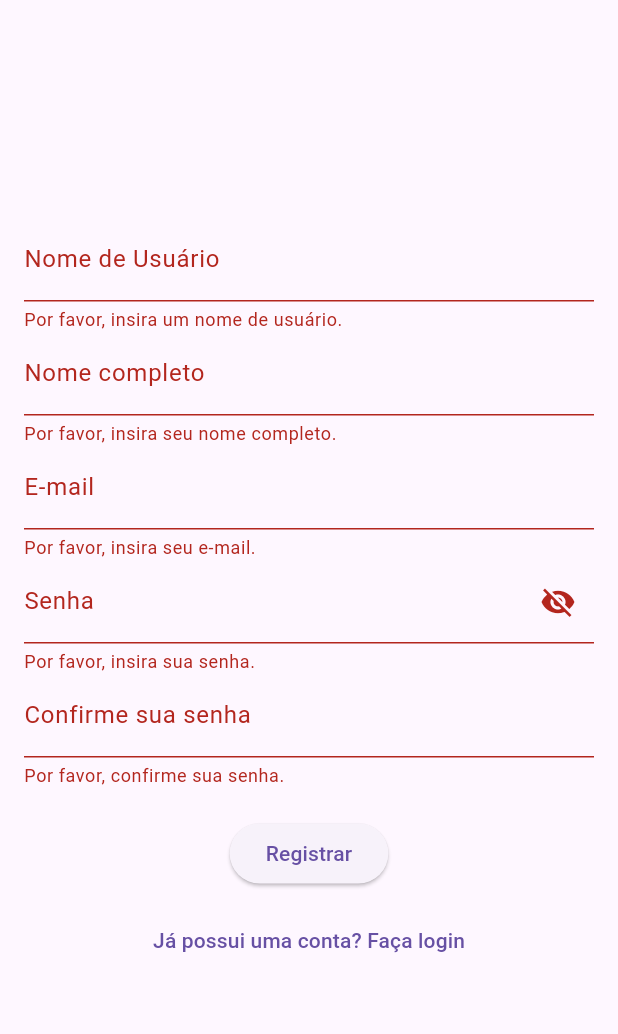
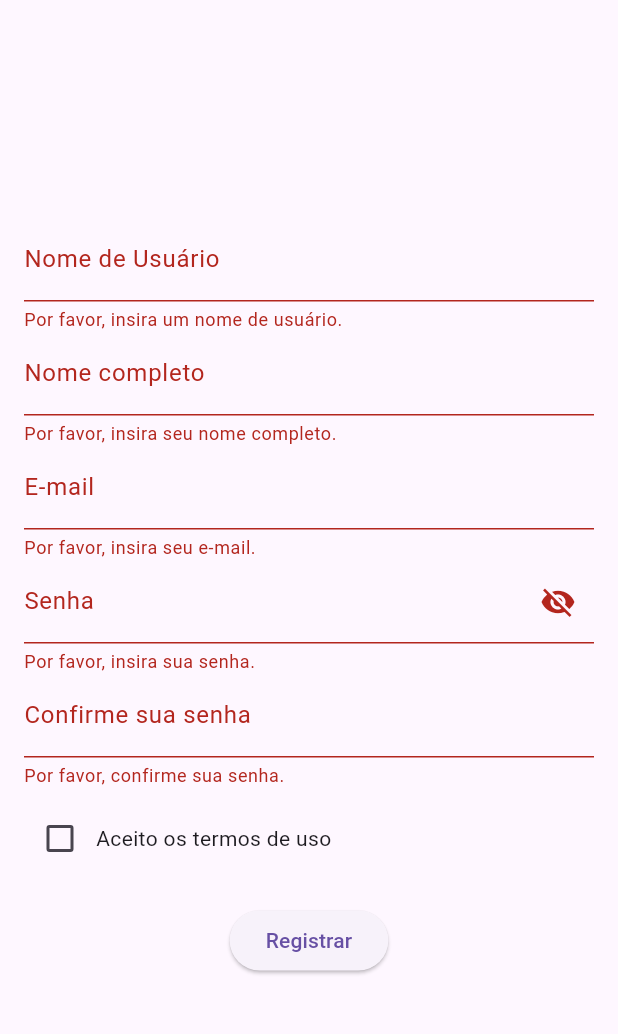
Before and after one commit to LucasVinicius47/Registro_Flutter, a Flutter app: the screen it shows after launch, after a tap on "Registrar", on a phone screen of 412 x 824 dp, the part 63-1097 px from its top. Run offline on Flutter 3.47's test engine with Material 3 defaults, Android fonts, the light colour scheme and no system bars; Roboto replaces fonts that are missing (CustomFont).

Commit message:
descrição das alterações

```diff
--- a/lib/main.dart
+++ b/lib/main.dart
@@ -13,14 +13,14 @@ class MyApp extends StatelessWidget {
       title: 'Registro App',
       theme: ThemeData(
         primarySwatch: Colors.blue,
-        fontFamily: 'CustomFont', // fonte
+        fontFamily: 'CustomFont', // Fonte global
       ),
       home: const RegisterScreen(), // Tela de registro como inicial
     );
   }
 }
 
-// armazenamento de dados
+// Simular armazenamento de dados
 String? registeredUsername;
 String? registeredPassword;
 
@@ -84,7 +84,7 @@ class _LoginScreenState extends State<LoginForms> {
       const SnackBar(content: Text('Login realizado com sucesso!')),
     );
 
-    // Ir para a tela principal
+    // Navegar para a tela principal
     Navigator.pushReplacement(
       context,
       MaterialPageRoute(
@@ -143,9 +143,17 @@ class _RegisterScreenState extends State<RegisterScreen> {
   final _confirmPasswordController = TextEditingController();
   bool _isPasswordVisible = false;
   bool _isLoading = false;
+  bool _termsAccepted = false; // Estado do checkbox
 
   void _register() {
     if (_formKey.currentState!.validate()) {
+      if (!_termsAccepted) {
+        ScaffoldMessenger.of(context).showSnackBar(
+          const SnackBar(content: Text('Você deve aceitar os termos de uso para continuar.')),
+        );
+        return;
+      }
+
       setState(() {
         _isLoading = true;
       });
@@ -166,7 +174,7 @@ class _RegisterScreenState extends State<RegisterScreen> {
           ),
         );
 
-        // Ir para a tela de login
+        // Navegar para a tela de login
         Navigator.pushReplacement(
           context,
           MaterialPageRoute(
@@ -274,6 +282,22 @@ class _RegisterScreenState extends State<RegisterScreen> {
                       return null;
                     },
                   ),
+                  const SizedBox(height: 10),
+                  Row(
+                    children: [
+                      Checkbox(
+                        value: _termsAccepted,
+                        onChanged: (value) {
+                          setState(() {
+                            _termsAccepted = value!;
+                          });
+                        },
+                      ),
+                      const Expanded(
+                        child: Text('Aceito os termos de uso'),
+                      ),
+                    ],
+                  ),
                   const SizedBox(height: 20),
                   _isLoading
                       ? const CircularProgressIndicator()
@@ -281,17 +305,6 @@ class _RegisterScreenState extends State<RegisterScreen> {
                           onPressed: _register,
                           child: const Text('Registrar'),
                         ),
-                  const SizedBox(height: 10),
-                  TextButton(
-                    onPressed: () {
-                      // Ir para a tela de login
-                      Navigator.pushReplacement(
-                        context,
-                        MaterialPageRoute(builder: (context) => const LoginForms()),
-                      );
-                    },
-                    child: const Text('Já possui uma conta? Faça login'),
-                  ),
                 ],
               ),
             ),
@@ -321,6 +334,18 @@ class HomeScreen extends StatelessWidget {
               'Seja Bem Vindo, $username!',
               style: const TextStyle(fontSize: 24, fontWeight: FontWeight.bold),
             ),
+            const SizedBox(height: 20),
+            ElevatedButton(
+              onPressed: () {
+                // Voltar para a tela de registro
+                Navigator.pushAndRemoveUntil(
+                  context,
+                  MaterialPageRoute(builder: (context) => const RegisterScreen()),
+                  (route) => false, // Remove todas as rotas anteriores
+                );
+              },
+              child: const Text('Voltar para Registro'),
+            ),
           ],
         ),
       ),
```
